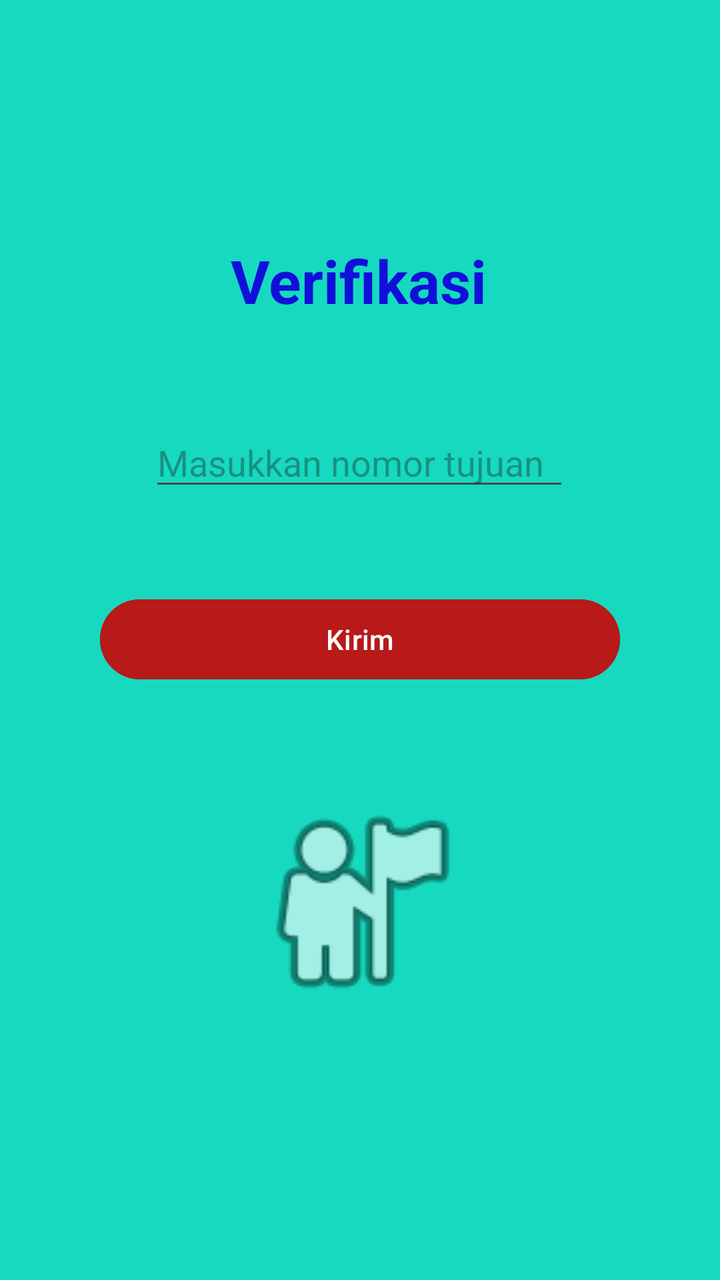
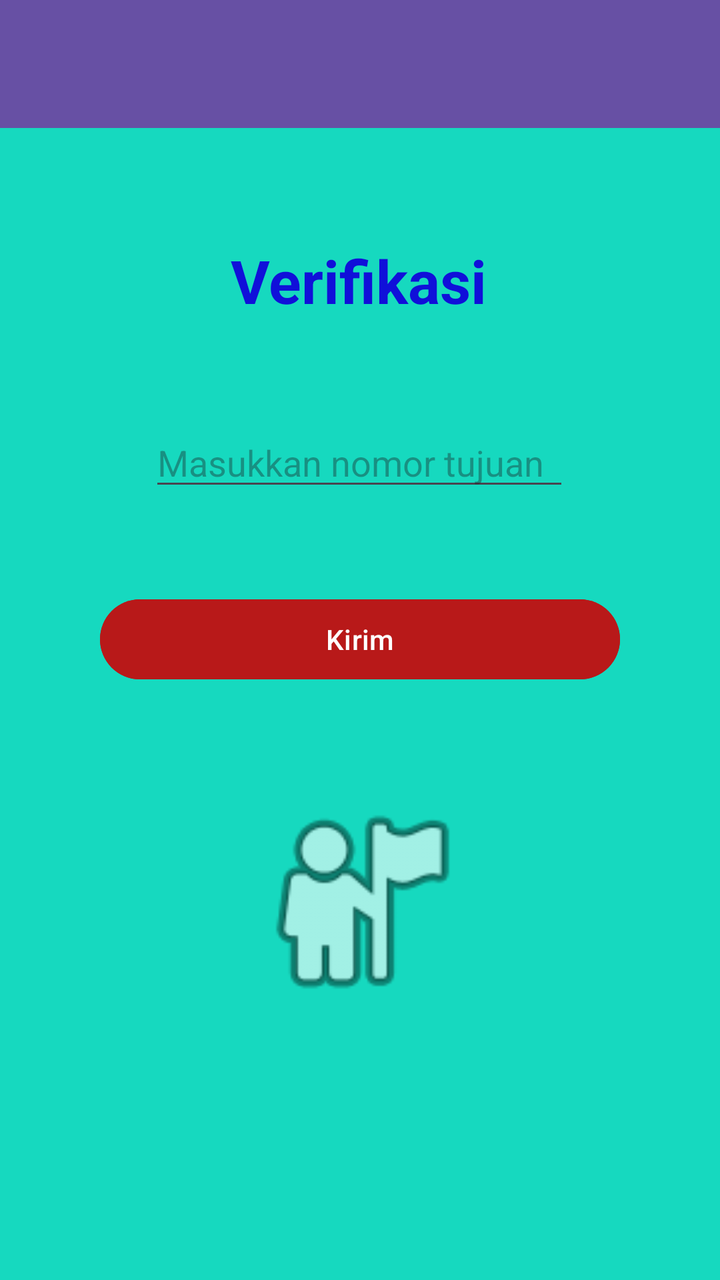

An Android layout rendered at two revisions. The XML below is the earlier revision; the diff shows what the commit changed to produce the second picture.
<!-- AndroidManifest.xml: application theme Theme.Marsnovrizal -->
<!-- res/layout/activity_third.xml -->
<?xml version="1.0" encoding="utf-8"?>
<androidx.constraintlayout.widget.ConstraintLayout xmlns:android="http://schemas.android.com/apk/res/android"
    xmlns:app="http://schemas.android.com/apk/res-auto"
    xmlns:tools="http://schemas.android.com/tools"
    android:id="@+id/main"
    android:layout_width="match_parent"
    android:layout_height="match_parent"
    android:background="#16D9BF"
    tools:context=".pertemuan_3.ThirdActivity">

    <Button
        android:id="@+id/btnKirim"
        android:layout_width="match_parent"
        android:layout_height="wrap_content"
        android:backgroundTint="#B81919"
        android:layout_marginHorizontal="50sp"
        android:layout_marginVertical="50sp"
        android:text="Kirim"
        app:layout_constraintBottom_toBottomOf="parent"
        app:layout_constraintEnd_toEndOf="parent"
        app:layout_constraintHorizontal_bias="0.498"
        app:layout_constraintStart_toStartOf="parent"
        app:layout_constraintTop_toTopOf="parent"
        app:layout_constraintVertical_bias="0.499" />

    <EditText
        android:id="@+id/inputNoTujuan"
        android:layout_width="wrap_content"
        android:layout_height="wrap_content"
        android:ems="10"
        android:hint="Masukkan nomor tujuan"
        android:inputType="text"
        android:text=""
        app:layout_constraintBottom_toBottomOf="parent"
        app:layout_constraintEnd_toEndOf="parent"
        app:layout_constraintHorizontal_bias="0.497"
        app:layout_constraintStart_toStartOf="parent"
        app:layout_constraintTop_toTopOf="parent"
        app:layout_constraintVertical_bias="0.349" />

    <TextView
        android:id="@+id/verifikasi"
        android:layout_width="wrap_content"
        android:layout_height="wrap_content"
        android:textColor="#1010D9"
        android:textSize="30sp"
        android:textStyle="bold"
        android:text="Verifikasi"
        app:layout_constraintBottom_toBottomOf="parent"
        app:layout_constraintEnd_toEndOf="parent"
        app:layout_constraintHorizontal_bias="0.498"
        app:layout_constraintStart_toStartOf="parent"
        app:layout_constraintTop_toTopOf="parent"
        app:layout_constraintVertical_bias="0.2" />

    <ImageView
        android:id="@+id/imageView"
        android:layout_width="115dp"
        android:layout_height="122dp"
        app:layout_constraintBottom_toBottomOf="parent"
        app:layout_constraintEnd_toEndOf="parent"
        app:layout_constraintStart_toStartOf="parent"
        app:layout_constraintTop_toTopOf="parent"
        app:layout_constraintVertical_bias="0.753"
        app:srcCompat="@android:drawable/ic_menu_myplaces" />
</androidx.constraintlayout.widget.ConstraintLayout>
<!-- resources referenced by this layout -->
<resources>
  <style name="Theme.Marsnovrizal" parent="Base.Theme.Marsnovrizal" />
  <style name="Base.Theme.Marsnovrizal" parent="Theme.Material3.DayNight.NoActionBar">
          
          
      </style>
</resources>

<!-- the commit's change to res/layout/activity_third.xml (unified diff, before → after) -->
@@ -8,6 +8,16 @@
     android:background="#16D9BF"
     tools:context=".pertemuan_3.ThirdActivity">
 
+    <androidx.appcompat.widget.Toolbar
+        android:id="@+id/toolbar"
+        android:layout_width="match_parent"
+        android:layout_height="?attr/actionBarSize"
+        android:background="?attr/colorPrimary"
+        app:layout_constraintEnd_toEndOf="parent"
+        app:layout_constraintStart_toStartOf="parent"
+        app:layout_constraintTop_toTopOf="parent"
+        app:subtitleTextColor="@android:color/white"
+        app:titleTextColor="@android:color/white" />
     <Button
         android:id="@+id/btnKirim"
         android:layout_width="match_parent"
